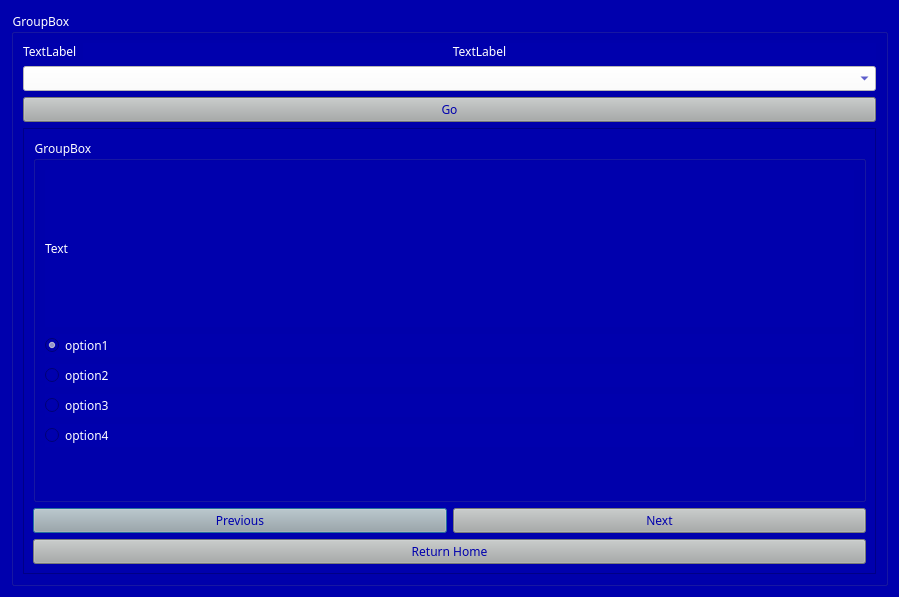
First picture: the form in ExamSphereV1/class10.ui, repository BiratBC/ExamSphereV1, before the edit.
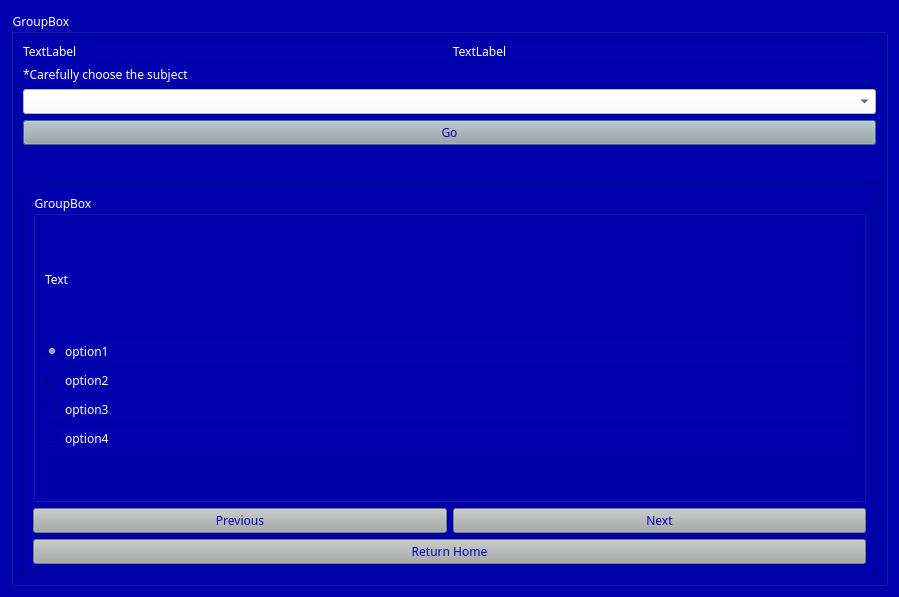
Second picture: the form after the edit.

Commit message: added timer to the mcq examination

```diff
--- a/ExamSphereV1/class10.ui
+++ b/ExamSphereV1/class10.ui
@@ -45,6 +45,13 @@
      </property>
      <layout class="QGridLayout" name="gridLayout_3">
       <item row="3" column="0">
+       <widget class="QPushButton" name="start">
+        <property name="text">
+         <string>Go</string>
+        </property>
+       </widget>
+      </item>
+      <item row="5" column="0">
        <widget class="QScrollArea" name="scrollArea">
         <property name="widgetResizable">
          <bool>true</bool>
@@ -55,7 +62,7 @@
            <x>0</x>
            <y>0</y>
            <width>851</width>
-           <height>447</height>
+           <height>395</height>
           </rect>
          </property>
          <layout class="QGridLayout" name="gridLayout">
@@ -162,7 +169,11 @@
        </widget>
       </item>
       <item row="1" column="0">
-       <widget class="QComboBox" name="subject"/>
+       <widget class="QLabel" name="label">
+        <property name="text">
+         <string>*Carefully choose the subject</string>
+        </property>
+       </widget>
       </item>
       <item row="0" column="0">
        <layout class="QHBoxLayout" name="horizontalLayout">
@@ -192,9 +203,18 @@
        </layout>
       </item>
       <item row="2" column="0">
-       <widget class="QPushButton" name="start">
+       <widget class="QComboBox" name="subject"/>
+      </item>
+      <item row="4" column="0">
+       <widget class="QLabel" name="timerLabel">
+        <property name="font">
+         <font>
+          <family>AcPlus IBM CGA</family>
+          <pointsize>14</pointsize>
+         </font>
+        </property>
         <property name="text">
-         <string>Go</string>
+         <string/>
         </property>
        </widget>
       </item>
```
The commit also changes 8 other files.
